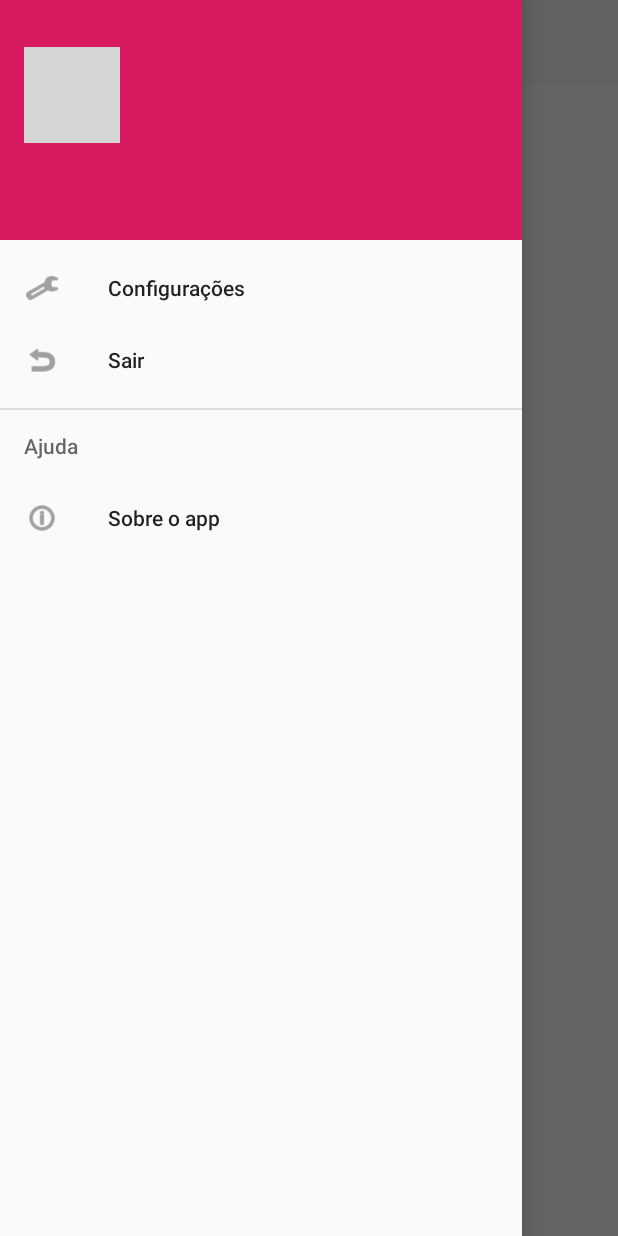
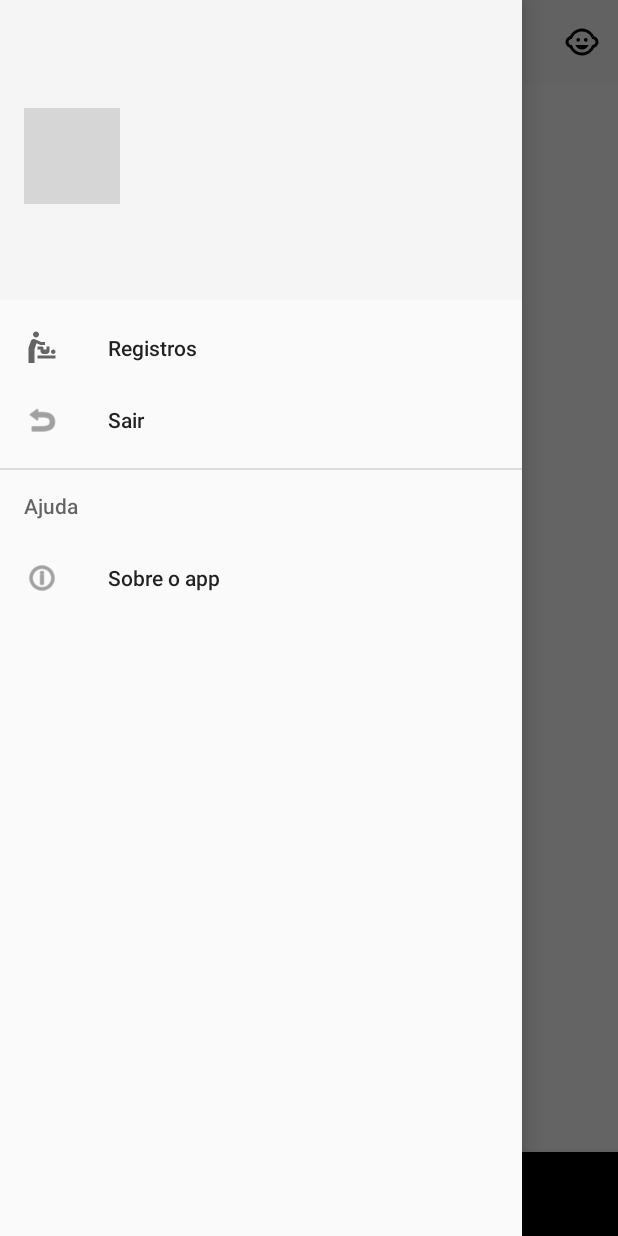
Before and after one commit to antonisganzerla/baby-tracker, an Android app: the MainActivity screen opened directly, with no data from a screen before it, with the side drawer open, on a phone screen of 412 x 824 dp. Run offline under Robolectric (Android 15) with nearby library versions, the phone set to English and light mode, and no system bars; our stand-ins replace Firebase (no records; nobody signed in at launch, a user with empty details on screens opened directly), Picasso; grey boxes are pictures that could not be loaded.

Commit message:
chore: screen improvements

```diff
--- a/app/app/src/main/java/com/sgztech/babytracker/ui/MainActivity.kt
+++ b/app/app/src/main/java/com/sgztech/babytracker/ui/MainActivity.kt
@@ -2,6 +2,7 @@ package com.sgztech.babytracker.ui
 
 import android.content.Intent
 import android.os.Bundle
+import android.view.Menu
 import android.widget.ImageView
 import android.widget.TextView
 import androidx.appcompat.app.ActionBarDrawerToggle
@@ -23,7 +24,6 @@ class MainActivity : AppCompatActivity() {
     override fun onCreate(savedInstanceState: Bundle?) {
         super.onCreate(savedInstanceState)
         setContentView(R.layout.activity_main)
-
         setupToolbar()
         setupDrawer()
     }
@@ -37,7 +37,6 @@ class MainActivity : AppCompatActivity() {
         val toggle = ActionBarDrawerToggle(this, drawerLayout, toolbar, R.string.open_drawer, R.string.close_drawer)
         drawerLayout.addDrawerListener(toggle)
         toggle.syncState()
-
         setupDrawerItemClickListener()
         setupHeaderDrawer()
     }
@@ -84,4 +83,17 @@ class MainActivity : AppCompatActivity() {
             }
         }
     }
+
+    override fun onBackPressed() {
+        if (drawerLayout.isDrawerOpen(GravityCompat.START)) {
+            drawerLayout.closeDrawer(GravityCompat.START)
+        } else {
+            super.onBackPressed()
+        }
+    }
+
+    override fun onCreateOptionsMenu(menu: Menu?): Boolean {
+        menuInflater.inflate(R.menu.menu_toolbar, menu)
+        return super.onCreateOptionsMenu(menu)
+    }
 }
--- /dev/null
+++ b/app/app/src/main/res/drawable/ic_baby_changing_station_24.xml
@@ -0,0 +1,5 @@
+<vector android:height="24dp" android:tint="#000000"
+    android:viewportHeight="24" android:viewportWidth="24"
+    android:width="24dp" xmlns:android="http://schemas.android.com/apk/res/android">
+    <path android:fillColor="@android:color/white" android:pathData="M14,8v2h-3L8.31,8.82L7,12.75V22H3V12l1.58,-4.63C4.96,6.25 6.22,5.69 7.3,6.18l4.15,1.83L14,8zM8,1C6.9,1 6,1.9 6,3s0.9,2 2,2s2,-0.9 2,-2S9.1,1 8,1zM9,19h12v-2H9V19zM19.5,16c0.83,0 1.5,-0.67 1.5,-1.5c0,-0.83 -0.67,-1.5 -1.5,-1.5S18,13.67 18,14.5C18,15.33 18.67,16 19.5,16zM13,12c0,-0.55 -0.45,-1 -1,-1H9v2h2v1c0,1.1 0.9,2 2,2h2c1.1,0 2,-0.9 2,-2v-3h-2v2h-2V12z"/>
+</vector>
--- /dev/null
+++ b/app/app/src/main/res/drawable/ic_bathtub_24.xml
@@ -0,0 +1,6 @@
+<vector android:height="24dp" android:tint="#000000"
+    android:viewportHeight="24" android:viewportWidth="24"
+    android:width="24dp" xmlns:android="http://schemas.android.com/apk/res/android">
+    <path android:fillColor="@android:color/white" android:pathData="M7,7m-2,0a2,2 0,1 1,4 0a2,2 0,1 1,-4 0"/>
+    <path android:fillColor="@android:color/white" android:pathData="M20,13V4.83C20,3.27 18.73,2 17.17,2c-0.75,0 -1.47,0.3 -2,0.83l-1.25,1.25C13.76,4.03 13.59,4 13.41,4c-0.4,0 -0.77,0.12 -1.08,0.32l2.76,2.76c0.2,-0.31 0.32,-0.68 0.32,-1.08c0,-0.18 -0.03,-0.34 -0.07,-0.51l1.25,-1.25C16.74,4.09 16.95,4 17.17,4C17.63,4 18,4.37 18,4.83V13h-6.85c-0.3,-0.21 -0.57,-0.45 -0.82,-0.72l-1.4,-1.55c-0.19,-0.21 -0.43,-0.38 -0.69,-0.5C7.93,10.08 7.59,10 7.24,10C6,10.01 5,11.01 5,12.25V13H2v6c0,1.1 0.9,2 2,2c0,0.55 0.45,1 1,1h14c0.55,0 1,-0.45 1,-1c1.1,0 2,-0.9 2,-2v-6H20z"/>
+</vector>
--- /dev/null
+++ b/app/app/src/main/res/drawable/ic_child_care_24.xml
@@ -0,0 +1,7 @@
+<vector android:height="24dp" android:tint="#000000"
+    android:viewportHeight="24" android:viewportWidth="24"
+    android:width="24dp" xmlns:android="http://schemas.android.com/apk/res/android">
+    <path android:fillColor="@android:color/white" android:pathData="M14.5,10.5m-1.25,0a1.25,1.25 0,1 1,2.5 0a1.25,1.25 0,1 1,-2.5 0"/>
+    <path android:fillColor="@android:color/white" android:pathData="M9.5,10.5m-1.25,0a1.25,1.25 0,1 1,2.5 0a1.25,1.25 0,1 1,-2.5 0"/>
+    <path android:fillColor="@android:color/white" android:pathData="M22.94,12.66c0.04,-0.21 0.06,-0.43 0.06,-0.66s-0.02,-0.45 -0.06,-0.66c-0.25,-1.51 -1.36,-2.74 -2.81,-3.17 -0.53,-1.12 -1.28,-2.1 -2.19,-2.91C16.36,3.85 14.28,3 12,3s-4.36,0.85 -5.94,2.26c-0.92,0.81 -1.67,1.8 -2.19,2.91 -1.45,0.43 -2.56,1.65 -2.81,3.17 -0.04,0.21 -0.06,0.43 -0.06,0.66s0.02,0.45 0.06,0.66c0.25,1.51 1.36,2.74 2.81,3.17 0.52,1.11 1.27,2.09 2.17,2.89C7.62,20.14 9.71,21 12,21s4.38,-0.86 5.97,-2.28c0.9,-0.8 1.65,-1.79 2.17,-2.89 1.44,-0.43 2.55,-1.65 2.8,-3.17zM19,14c-0.1,0 -0.19,-0.02 -0.29,-0.03 -0.2,0.67 -0.49,1.29 -0.86,1.86C16.6,17.74 14.45,19 12,19s-4.6,-1.26 -5.85,-3.17c-0.37,-0.57 -0.66,-1.19 -0.86,-1.86 -0.1,0.01 -0.19,0.03 -0.29,0.03 -1.1,0 -2,-0.9 -2,-2s0.9,-2 2,-2c0.1,0 0.19,0.02 0.29,0.03 0.2,-0.67 0.49,-1.29 0.86,-1.86C7.4,6.26 9.55,5 12,5s4.6,1.26 5.85,3.17c0.37,0.57 0.66,1.19 0.86,1.86 0.1,-0.01 0.19,-0.03 0.29,-0.03 1.1,0 2,0.9 2,2s-0.9,2 -2,2zM7.5,14c0.76,1.77 2.49,3 4.5,3s3.74,-1.23 4.5,-3h-9z"/>
+</vector>
--- a/app/app/src/main/res/layout/activity_forgot_password.xml
+++ b/app/app/src/main/res/layout/activity_forgot_password.xml
@@ -37,7 +37,7 @@
 
         <TextView
             android:id="@+id/tv_insert_email_forgot_password"
-            style="@style/TextAppearance.AppCompat.Medium"
+            style="@style/TextAppearance.AppCompat.Subhead"
             android:layout_width="match_parent"
             android:layout_height="wrap_content"
             android:layout_marginTop="10dp"
@@ -47,6 +47,7 @@
         <com.google.android.material.textfield.TextInputLayout
             android:id="@+id/textInputLayoutEmail"
             android:layout_width="match_parent"
+            android:layout_marginTop="12dp"
             android:layout_height="wrap_content"
             android:selectAllOnFocus="true">
 
@@ -64,6 +65,7 @@
             style="@style/Widget.AppCompat.Button.Colored"
             android:layout_width="match_parent"
             android:layout_height="wrap_content"
+            android:layout_marginTop="12dp"
             android:text="@string/btn_reset_password"
             app:layout_constraintBottom_toBottomOf="parent"
             app:layout_constraintEnd_toEndOf="parent"
--- a/app/app/src/main/res/layout/activity_login.xml
+++ b/app/app/src/main/res/layout/activity_login.xml
@@ -51,6 +51,7 @@
         android:layout_height="wrap_content"
         android:layout_marginStart="48dp"
         android:layout_marginEnd="48dp"
+        android:layout_marginTop="12dp"
         app:passwordToggleEnabled="true"
         android:imeOptions="actionDone"
         android:selectAllOnFocus="true"
--- a/app/app/src/main/res/layout/activity_main.xml
+++ b/app/app/src/main/res/layout/activity_main.xml
@@ -18,5 +18,5 @@
         android:layout_height="match_parent"
         android:layout_gravity="start"
         app:headerLayout="@layout/nav_header"
-        app:menu="@menu/menu_main"/>
+        app:menu="@menu/menu_drawer"/>
 </androidx.drawerlayout.widget.DrawerLayout>
--- a/app/app/src/main/res/layout/nav_header.xml
+++ b/app/app/src/main/res/layout/nav_header.xml
@@ -3,8 +3,8 @@
     xmlns:tools="http://schemas.android.com/tools"
     android:id="@+id/nav_header"
     android:layout_width="match_parent"
-    android:layout_height="160dp"
-    android:background="@color/colorAccent"
+    android:layout_height="200dp"
+    android:background="?attr/colorPrimary"
     android:clickable="true"
     android:focusable="true"
     android:gravity="bottom"
@@ -16,6 +16,7 @@
         android:id="@+id/nav_header_imageView"
         android:layout_width="64dp"
         android:layout_height="64dp"
+        android:layout_marginTop="?actionBarSize"
         android:paddingTop="5dp"
         android:src="@drawable/ic_person_24"/>
 
--- a/app/app/src/main/res/menu/menu_main.xml
+++ b/app/app/src/main/res/menu/menu_drawer.xml
@@ -2,8 +2,8 @@
 <menu xmlns:android="http://schemas.android.com/apk/res/android">
     <group>
         <item android:id="@+id/nav_item_tools"
-            android:icon="@android:drawable/ic_menu_preferences"
-            android:title="@string/menu_item_tools"/>
+            android:icon="@drawable/ic_baby_changing_station_24"
+            android:title="@string/menu_item_registers"/>
         <item android:id="@+id/nav_item_logout"
             android:icon="@android:drawable/ic_menu_revert"
             android:title="@string/menu_item_logout"/>
--- /dev/null
+++ b/app/app/src/main/res/menu/menu_toolbar.xml
@@ -0,0 +1,10 @@
+<?xml version="1.0" encoding="utf-8"?>
+<menu xmlns:android="http://schemas.android.com/apk/res/android"
+    xmlns:app="http://schemas.android.com/apk/res-auto">
+
+    <item
+        android:id="@+id/action_child"
+        android:icon="@drawable/ic_child_care_24"
+        android:title="@string/menu_item_baby"
+        app:showAsAction="ifRoom"/>
+</menu>
```
Also changed, not shown: app/app/src/main/res/layout/activity_register.xml (+10 -11 lines), app/app/src/main/res/layout/activity_reset_password.xml (+5 -4 lines), app/app/src/main/res/layout/content_main.xml (+14 -3 lines), app/app/src/main/res/menu/menu_bottom.xml (added, +28 -0 lines), app/app/src/main/res/values/strings.xml (+23 -15 lines).
